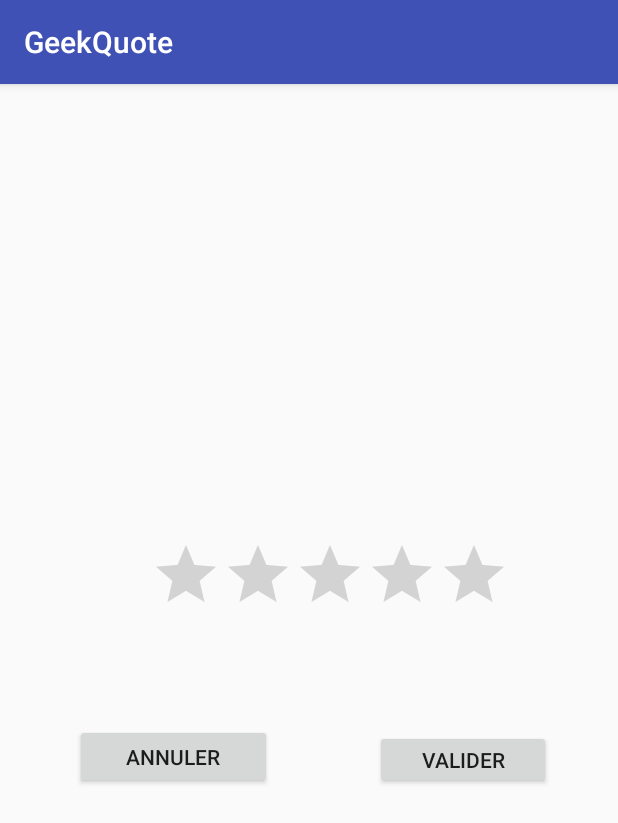
After one commit to Jengines/3AND-GeekQuote, an Android app: the QuoteActivity screen opened directly, with no data from a screen before it, on a phone screen of 412 x 824 dp. The commit adds this screen. Shown: the top 823 px of the screen. Run offline under Robolectric (Android 15) with nearby library versions, the phone set to English and light mode, and no system bars.

Commit message:
Exercice 1 du PPT 04 - GeekQuote - Utilisation des Intents

```diff
--- a/app/src/main/AndroidManifest.xml
+++ b/app/src/main/AndroidManifest.xml
@@ -16,6 +16,7 @@
                 <category android:name="android.intent.category.LAUNCHER" />
             </intent-filter>
         </activity>
+        <activity android:name=".QuoteActivity"></activity>
     </application>
 
 </manifest>
--- /dev/null
+++ b/app/src/main/java/com/geekquote/supinfo/QuoteActivity.java
@@ -0,0 +1,63 @@
+package com.geekquote.supinfo;
+
+import android.content.Intent;
+import android.support.v7.app.AppCompatActivity;
+import android.os.Bundle;
+import android.view.View;
+import android.widget.Button;
+import android.widget.RatingBar;
+import android.widget.TextView;
+
+import com.geekquote.supinfo.model.Quote;
+
+public class QuoteActivity extends AppCompatActivity {
+    Quote quote;
+
+    @Override
+    protected void onCreate(Bundle savedInstanceState) {
+        super.onCreate(savedInstanceState);
+        setContentView(R.layout.activity_quote);
+
+        Bundle extras = getIntent().getExtras();
+
+        // On retrouve les différents éléments qui composent le layout
+        TextView txtQuote = findViewById(R.id.txtQuoteStr);
+        TextView txtDate = findViewById(R.id.txtQuoteDate);
+
+        final RatingBar rtbQuote = findViewById(R.id.rtbQuote);
+
+        Button btnCancel = findViewById(R.id.btnCancel);
+        Button btnValide = findViewById(R.id.btnValide);
+
+        if (extras != null) {
+            quote = (Quote) extras.get("Quote");
+
+            if (quote != null) {
+                txtQuote.setText(quote.getStrQuote());
+                txtDate.setText(quote.getCreationDate().toString());
+                rtbQuote.setRating(quote.getRating().floatValue());
+            }
+        }
+
+        btnCancel.setOnClickListener(new View.OnClickListener() {
+            @Override
+            public void onClick(View view) {
+                Intent intent = new Intent(QuoteActivity.this, QuoteListActivity.class);
+                startActivity(intent);
+            }
+        });
+
+        btnValide.setOnClickListener(new View.OnClickListener() {
+            @Override
+            public void onClick(View view) {
+                Intent intent = new Intent(QuoteActivity.this, QuoteListActivity.class);
+
+                if (quote != null) {
+                    quote.setRating((double) rtbQuote.getRating());
+                    intent.putExtra("Quote", quote);
+                }
+                startActivity(intent);
+            }
+        });
+    }
+}
--- a/app/src/main/java/com/geekquote/supinfo/adapter/QuoteListAdapter.java
+++ b/app/src/main/java/com/geekquote/supinfo/adapter/QuoteListAdapter.java
@@ -21,7 +21,7 @@ public class QuoteListAdapter extends BaseAdapter {
     private Activity mActivity;
     private LayoutInflater mInflater;
     private List<Quote> mQuotes;
-    Quote quote = new Quote();
+    private Quote quote = new Quote();
 
     public QuoteListAdapter(Activity activity, List<Quote> quotes) {
         this.mActivity = activity;
@@ -76,4 +76,6 @@ public class QuoteListAdapter extends BaseAdapter {
     private String toString(Quote quote){
         return quote.getStrQuote();
     }
+
+
 }
--- /dev/null
+++ b/app/src/main/res/layout/activity_quote.xml
@@ -0,0 +1,72 @@
+<?xml version="1.0" encoding="utf-8"?>
+<RelativeLayout xmlns:android="http://schemas.android.com/apk/res/android"
+    xmlns:app="http://schemas.android.com/apk/res-auto"
+    xmlns:tools="http://schemas.android.com/tools"
+    android:layout_width="match_parent"
+    android:layout_height="match_parent"
+    android:orientation="vertical"
+    tools:context="com.geekquote.supinfo.QuoteActivity">
+
+    <TextView
+        android:id="@+id/txtQuoteStr"
+        android:layout_width="358dp"
+        android:layout_height="100dp"
+        android:layout_alignParentTop="true"
+        android:layout_centerHorizontal="true"
+        android:layout_marginTop="42dp"
+        android:textAlignment="center"
+        tools:layout_editor_absoluteX="12dp"
+        tools:layout_editor_absoluteY="12dp" />
+
+    <TextView
+        android:id="@+id/txtQuoteDate"
+        android:layout_width="111dp"
+        android:layout_height="20dp"
+        android:layout_alignEnd="@+id/txtQuoteStr"
+        android:layout_alignRight="@+id/txtQuoteStr"
+        android:layout_below="@+id/txtQuoteStr"
+        android:layout_marginTop="82dp"
+        tools:layout_editor_absoluteX="257dp"
+        tools:layout_editor_absoluteY="112dp" />
+
+    <RatingBar
+        android:id="@+id/rtbQuote"
+        android:layout_width="wrap_content"
+        android:layout_height="wrap_content"
+        android:layout_alignEnd="@+id/btnValide"
+        android:layout_alignRight="@+id/btnValide"
+        android:layout_below="@+id/txtQuoteDate"
+        android:layout_marginEnd="27dp"
+        android:layout_marginRight="27dp"
+        android:layout_marginTop="59dp"
+        tools:layout_editor_absoluteX="82dp"
+        tools:layout_editor_absoluteY="192dp" />
+
+    <Button
+        android:id="@+id/btnCancel"
+        android:layout_width="131dp"
+        android:layout_height="43dp"
+        android:layout_alignBottom="@+id/btnValide"
+        android:layout_alignLeft="@+id/txtQuoteStr"
+        android:layout_alignStart="@+id/txtQuoteStr"
+        android:layout_marginLeft="23dp"
+        android:layout_marginStart="23dp"
+        android:text="Annuler"
+        tools:layout_editor_absoluteX="34dp"
+        tools:layout_editor_absoluteY="301dp" />
+
+    <Button
+        android:id="@+id/btnValide"
+        android:layout_width="117dp"
+        android:layout_height="39dp"
+        android:layout_alignEnd="@+id/txtQuoteDate"
+        android:layout_alignRight="@+id/txtQuoteDate"
+        android:layout_below="@+id/rtbQuote"
+        android:layout_marginEnd="17dp"
+        android:layout_marginRight="17dp"
+        android:layout_marginTop="70dp"
+        android:text="Valider"
+        tools:layout_editor_absoluteX="225dp"
+        tools:layout_editor_absoluteY="304dp" />
+
+</RelativeLayout>
```
Also changed, not shown: app/src/main/java/com/geekquote/supinfo/QuoteListActivity.java (+27 -0 lines), app/src/main/java/com/geekquote/supinfo/model/Quote.java (+5 -5 lines).
